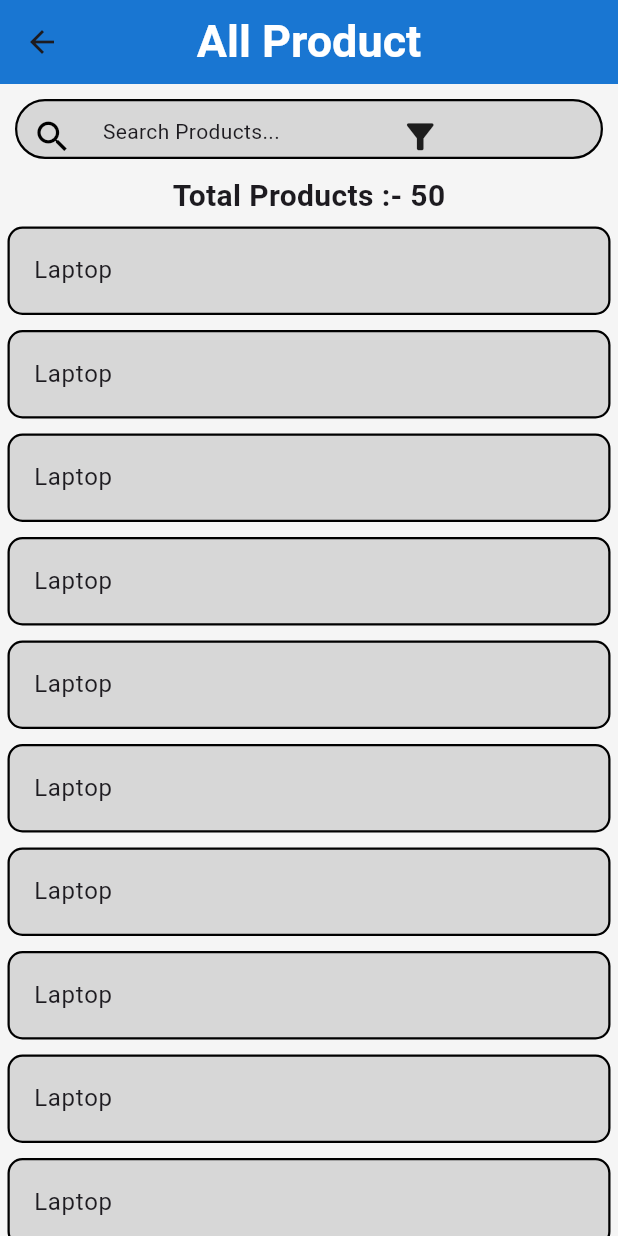
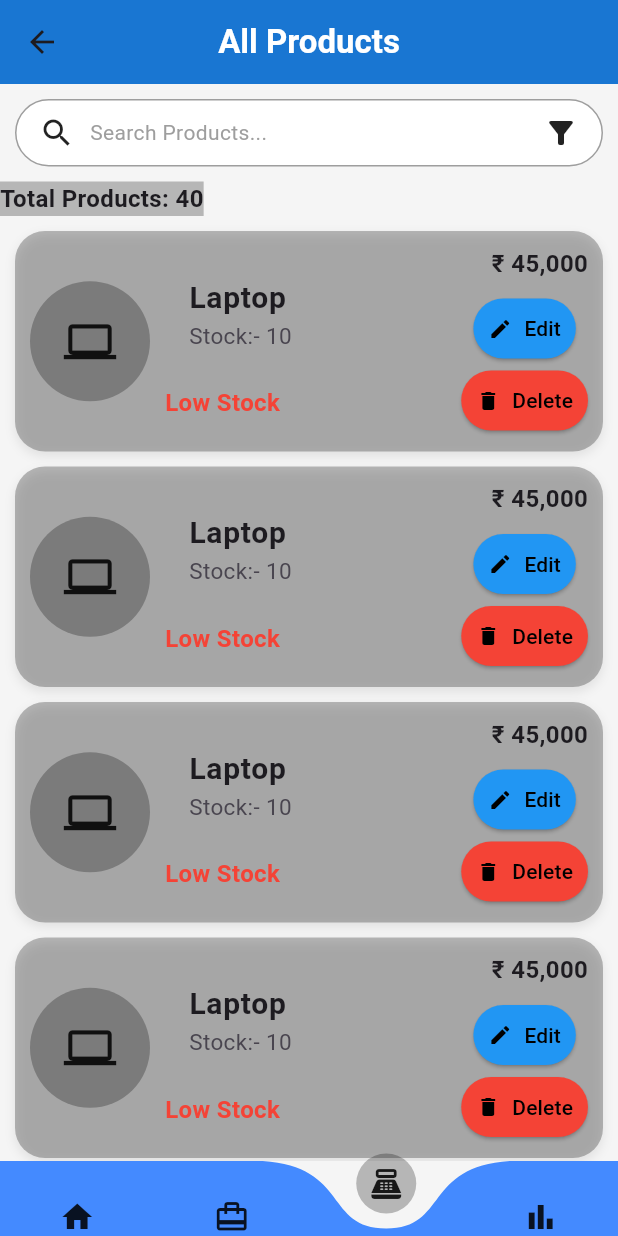
Before and after one commit to jayprajapati2246/Inventory_Management_System, a Flutter app: the Allproduct screen opened directly, on a phone screen of 412 x 824 dp. Run offline on Flutter 3.47's test engine with Material 3 defaults, Android fonts, the phone set to English and light mode, and no system bars; drawn by our look-alikes of curved_navigation_bar.

Commit message:
Dashbord + AllProduct complite

```diff
--- a/lib/Allproduct.dart
+++ b/lib/Allproduct.dart
@@ -1,4 +1,8 @@
+import 'package:curved_navigation_bar/curved_navigation_bar.dart';
 import 'package:flutter/material.dart';
+
+import 'Dashbord.dart';
+import 'auth/Loginpage.dart';
 
 class Allproduct extends StatefulWidget {
   const Allproduct({super.key});
@@ -8,78 +12,240 @@ class Allproduct extends StatefulWidget {
 }
 
 class _AllproductState extends State<Allproduct> {
+
+  final item = <Widget>[
+    Icon(Icons.home),
+    Icon(Icons.card_travel),
+    Icon(Icons.point_of_sale),
+    Icon(Icons.bar_chart),
+  ];
+
+  int index = 2;
+
   @override
   Widget build(BuildContext context) {
     return Scaffold(
       backgroundColor: const Color(0xFFF5F5F5),
       appBar: AppBar(
         backgroundColor: const Color(0xFF1976D2),
-        title: Text(
-          "All Product",
+        title: const Text(
+          "All Products",
           style: TextStyle(
             color: Colors.white,
             fontWeight: FontWeight.bold,
-            fontSize: 30,
+            fontSize: 22,
           ),
         ),
         centerTitle: true,
       ),
+
       body: Column(
         children: [
-          //search
+          // 🔍 Search Bar
           Container(
-            height: 40,
-            margin: EdgeInsets.all(10),
-            padding: EdgeInsets.all(10),
+            margin: const EdgeInsets.all(10),
+            padding: const EdgeInsets.symmetric(horizontal: 15),
+            height: 45,
             decoration: BoxDecoration(
-              color: Colors.black12,
-              border: Border.all(color: Colors.black, width: 1.5),
-              borderRadius: BorderRadius.all(Radius.circular(20)),
+              color: Colors.white,
+              borderRadius: BorderRadius.circular(25),
+              border: Border.all(color: Colors.grey),
             ),
-            child: Row(
+            child: const Row(
               children: [
-                Icon(Icons.search, color: Colors.black, size: 27),
-                SizedBox(width: 20),
-                Text("Search Products..."),
-                SizedBox(width: 80),
-                Container(
-                  child: Icon(
-                    Icons.filter_alt,
-                    color: Colors.black87,
-                    size: 27,
+                Icon(Icons.search),
+                SizedBox(width: 10),
+                Expanded(
+                  child: Text(
+                    "Search Products...",
+                    style: TextStyle(color: Colors.grey),
                   ),
                 ),
+                Icon(Icons.filter_alt),
               ],
             ),
           ),
-          //show all products listview.builder
-          SizedBox(
-            height: 30,
-            child: Text(
-              "Total Products :- 50",
-              style: TextStyle(fontSize: 20, fontWeight: FontWeight.bold),
-            ),
+
+          // 📦 Total Products
+          Row(
+            children: [
+              Container(
+                color: Colors.black26,
+                child: Text(
+                  "Total Products: 40",
+                  style: TextStyle(fontSize: 16, fontWeight: FontWeight.bold),
+                ),
+              ),
+            ],
           ),
 
+          // 📋 Product List
           Expanded(
             child: ListView.builder(
-              scrollDirection: Axis.vertical,
-              itemCount: 50,
+              itemCount: 40,
+              padding: EdgeInsets.all(10),
               itemBuilder: (context, index) {
                 return Container(
-                  margin: EdgeInsets.all(5),
+                  margin: EdgeInsets.only(bottom: 10),
+                  padding: EdgeInsets.all(10),
                   decoration: BoxDecoration(
-                    color: Colors.black12,
-                    border: Border.all(color: Colors.black, width: 1.5),
-                    borderRadius: BorderRadius.all(Radius.circular(10)),
+                    color: Colors.black26,
+                    borderRadius: BorderRadius.circular(20),
+                    boxShadow: [
+                      BoxShadow(
+                        color: Colors.grey.shade300,
+                        blurRadius: 5,
+                        offset: Offset(0, 3),
+                      ),
+                    ],
                   ),
-                  child: ListTile(title: Text("Laptop")),
+
+                  child: Row(
+                    children: [
+                      // 🖼 Product Image
+                      Container(
+                        height: 80,
+                        width: 80,
+                        decoration: BoxDecoration(
+                          borderRadius: BorderRadius.circular(100),
+                          color: Colors.black26,
+                        ),
+                        child: const Icon(Icons.laptop, size: 35),
+                      ),
+
+                      const SizedBox(width: 10),
+
+                      // 📄 Product Details
+                      Expanded(
+                        child: Column(
+                          crossAxisAlignment: CrossAxisAlignment.start,
+                          children: const [
+                            ListTile(
+                              title: Text(
+                                "Laptop",
+                                style: TextStyle(
+                                  fontWeight: FontWeight.bold,
+                                  fontSize: 20,
+                                ),
+                              ),
+                              subtitle: Text(
+                                "Stock:- 10",
+                                style: TextStyle(fontSize: 15)
+                              ),
+                            ),
+
+                            SizedBox(height: 10),
+                            Text(
+                              "Low Stock",
+                              style: TextStyle(
+                                fontSize: 16,
+                                color: Colors.red,
+                                fontWeight: FontWeight.bold,
+                              ),
+                            ),
+                          ],
+                        ),
+                      ),
+
+                      // 💰 Product Price
+                      Column(
+                        crossAxisAlignment: CrossAxisAlignment.end,
+                        children: [
+                          const Text(
+                            "₹ 45,000",
+                            style: TextStyle(
+                              fontWeight: FontWeight.bold,
+                              fontSize: 16,
+                            ),
+                          ),
+
+                          const SizedBox(height: 8),
+
+                          Column(
+                            children: [
+                              ElevatedButton.icon(
+                                style: ElevatedButton.styleFrom(
+                                  backgroundColor: Colors.blue,
+                                  padding: const EdgeInsets.symmetric(
+                                    horizontal: 10,
+                                    vertical: 6,
+                                  ),
+                                ),
+                                onPressed: () {},
+                                icon: const Icon(Icons.edit, size: 16,color: Colors.black,),
+                                label: const Text("Edit",style: TextStyle(color: Colors.black),),
+                              ),
+                              const SizedBox(width: 5),
+                              ElevatedButton.icon(
+                                style: ElevatedButton.styleFrom(
+                                  backgroundColor: Colors.red,
+                                  padding: const EdgeInsets.symmetric(
+                                    horizontal: 10,
+                                    vertical: 6,
+                                  ),
+                                ),
+                                onPressed: () {},
+                                icon: const Icon(Icons.delete, size: 16,color: Colors.black),
+                                label: const Text("Delete",style: TextStyle(color: Colors.black)),
+                              ),
+                            ],
+                          ),
+                        ],
+                      ),
+                    ],
+                  ),
                 );
               },
             ),
           ),
         ],
       ),
+        bottomNavigationBar: CurvedNavigationBar(
+          index: index,
+          height: 50,
+          items: item,
+          color: Colors.blueAccent,
+          buttonBackgroundColor: Colors.black26,
+          backgroundColor: Colors.transparent,
+          animationCurve: Curves.easeInOut,
+          animationDuration: const Duration(milliseconds: 600),
+
+          onTap: (selectedIndex) {
+            setState(() {
+              index = selectedIndex;
+            });
+
+            switch (selectedIndex) {
+              case 0:
+                Navigator.push(
+                  context,
+                  MaterialPageRoute(builder: (_) => Dashbord()),
+                );
+                break;
+
+              case 1:
+                Navigator.push(
+                  context,
+                  MaterialPageRoute(builder: (_) => Allproduct()),
+                );
+                break;
+
+              case 2:
+                Navigator.push(
+                  context,
+                  MaterialPageRoute(builder: (_) => Loginpage()),
+                );
+                break;
+
+              case 3:
+                Navigator.push(
+                  context,
+                  MaterialPageRoute(builder: (_) => Loginpage()),
+                );
+                break;
+            }
+          },
+        ),
     );
   }
 }
```
